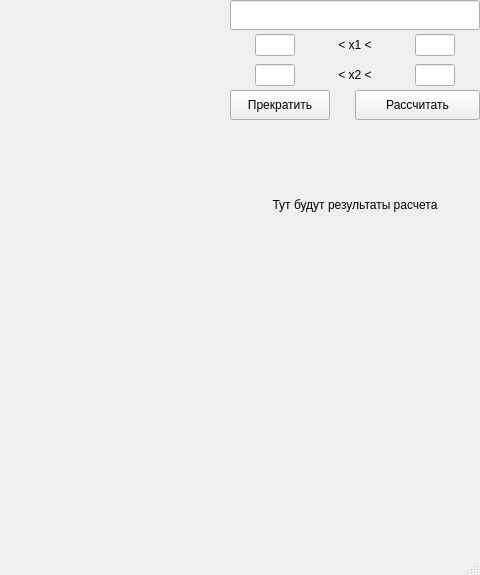
First picture: the form in method/main.ui, repository DanilVolkov/lab-for-MO, before the edit; both pictures show x 330 to 810 and y 0 to 575 of the 810 by 575 pixel window.
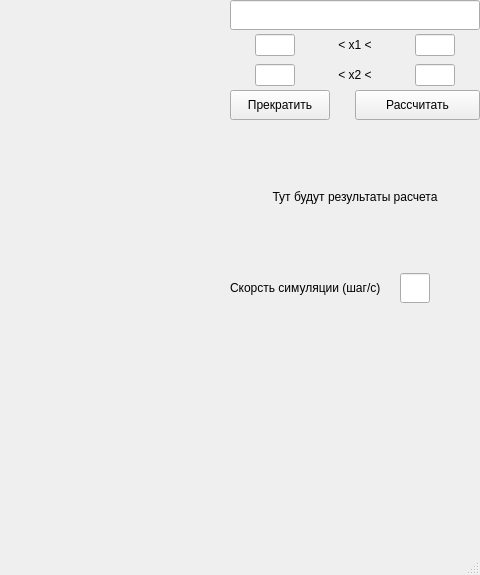
Second picture: the form after the edit.

Commit message: should work fine. (used changes from func_parser br, merge before use)

What changed in the file:
```diff
--- a/method/main.ui
+++ b/method/main.ui
@@ -82,14 +82,14 @@
        </widget>
       </item>
       <item>
-       <layout class="QVBoxLayout" name="verticalLayout" stretch="0,0,0,0,0,5">
+       <layout class="QVBoxLayout" name="verticalLayout" stretch="0,0,0,0,0,0,0">
         <property name="spacing">
          <number>0</number>
         </property>
         <property name="sizeConstraint">
          <enum>QLayout::SizeConstraint::SetDefaultConstraint</enum>
         </property>
-        <item alignment="Qt::AlignmentFlag::AlignTop">
+        <item>
          <widget class="QLineEdit" name="lineEdit">
           <property name="minimumSize">
            <size>
@@ -260,12 +260,12 @@
           </item>
          </layout>
         </item>
-        <item alignment="Qt::AlignmentFlag::AlignHCenter">
+        <item>
          <widget class="QLabel" name="label">
           <property name="minimumSize">
            <size>
-            <width>170</width>
-            <height>170</height>
+            <width>150</width>
+            <height>150</height>
            </size>
           </property>
           <property name="maximumSize">
@@ -282,7 +282,46 @@
           </property>
          </widget>
         </item>
-        <item alignment="Qt::AlignmentFlag::AlignTop">
+        <item>
+         <layout class="QHBoxLayout" name="horizontalLayout">
+          <item>
+           <widget class="QLabel" name="label_4">
+            <property name="minimumSize">
+             <size>
+              <width>170</width>
+              <height>30</height>
+             </size>
+            </property>
+            <property name="text">
+             <string>Скорсть симуляции (шаг/с)</string>
+            </property>
+           </widget>
+          </item>
+          <item alignment="Qt::AlignmentFlag::AlignLeft">
+           <widget class="QLineEdit" name="lineEdit_2">
+            <property name="sizePolicy">
+             <sizepolicy hsizetype="Fixed" vsizetype="Fixed">
+              <horstretch>0</horstretch>
+              <verstretch>0</verstretch>
+             </sizepolicy>
+            </property>
+            <property name="minimumSize">
+             <size>
+              <width>30</width>
+              <height>30</height>
+             </size>
+            </property>
+            <property name="maximumSize">
+             <size>
+              <width>30</width>
+              <height>30</height>
+             </size>
+            </property>
+           </widget>
+          </item>
+         </layout>
+        </item>
+        <item>
          <widget class="QWidget" name="widget_2" native="true">
           <property name="minimumSize">
            <size>
```
The commit also changes 2 other files.
